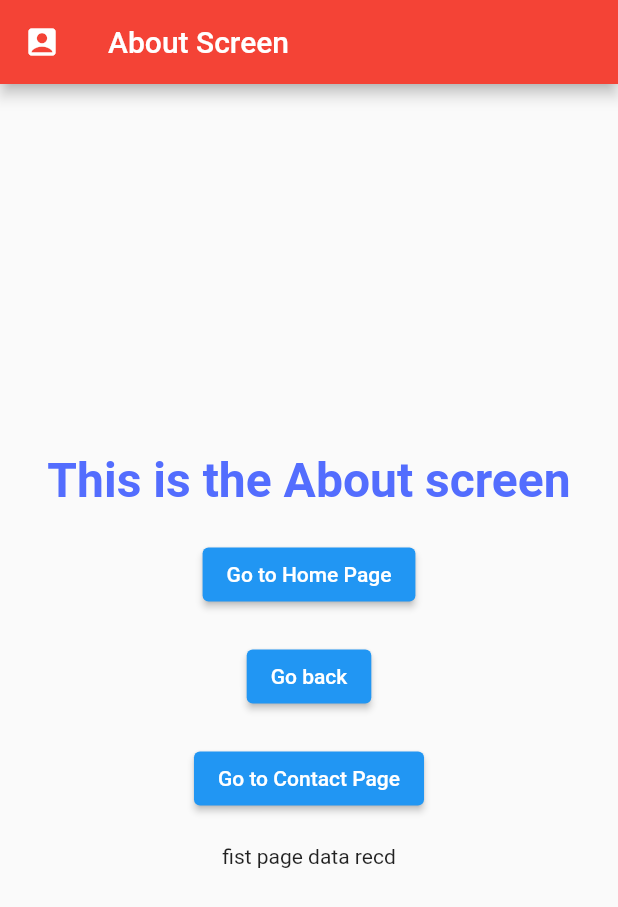
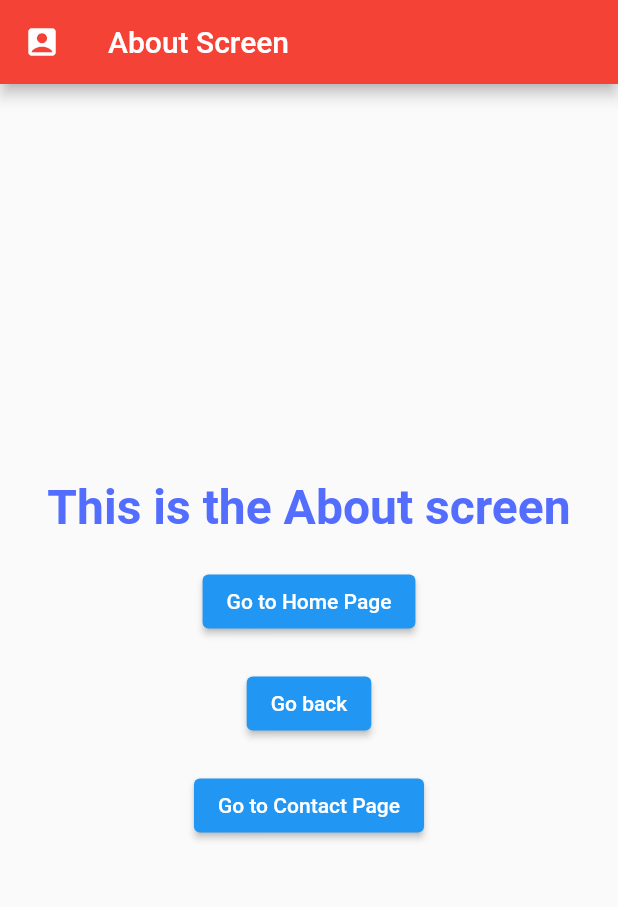
Before and after one commit to bh-divyansh/nav-app-basic-namedroute, a Flutter app: the screen it shows after launch, after a tap on "Go to About Page", on a phone screen of 412 x 824 dp. Shown: the top 907 px of the screen. Run offline on Flutter 3.47's test engine with Material 2 defaults, Android fonts, the phone set to English and light mode, and no system bars.

Commit message:
'revert changes' Revert "second commit"
This reverts commit 7aa3bb2e66437ed485640bf93d6ad0419c8d3445.

```diff
--- a/lib/about.dart
+++ b/lib/about.dart
@@ -3,8 +3,7 @@ import 'main.dart';
 import 'contact.dart';
 
 class AboutPage extends StatelessWidget {
-  const AboutPage({Key? key, required this.data}) : super(key: key);
-  final String data;
+  const AboutPage({Key? key}) : super(key: key);
 
   @override
   Widget build(BuildContext context) {
@@ -50,11 +49,7 @@ class AboutPage extends StatelessWidget {
                 Navigator.pushNamed(context, '/contact');
               },
               child: Text('Go to Contact Page'),
-            ),
-            SizedBox(
-              height: 20,
-            ),
-            Text(data),
+            )
           ],
         ),
       ),
--- a/lib/main.dart
+++ b/lib/main.dart
@@ -16,7 +16,7 @@ void main() {
     routes: {
       '/': (context) => MyHomescreen(),
       '/contact': (context) => ContactPage(),
-      // '/about': (context) => AboutPage(),
+      '/about': (context) => AboutPage(),
     },
   ));
 }
@@ -48,12 +48,7 @@ class MyHomescreen extends StatelessWidget {
             ),
             ElevatedButton(
                 onPressed: () {
-                  Navigator.push(
-                      context,
-                      MaterialPageRoute(
-                          builder: (context) =>
-                              AboutPage(data: 'fist page data recd')));
-                  // Navigator.pushNamed(context, '/about', );
+                  Navigator.pushNamed(context, '/about');
                 },
                 child: Text('Go to About Page')),
             SizedBox(
```
Also changed, not shown: 1 other file.
